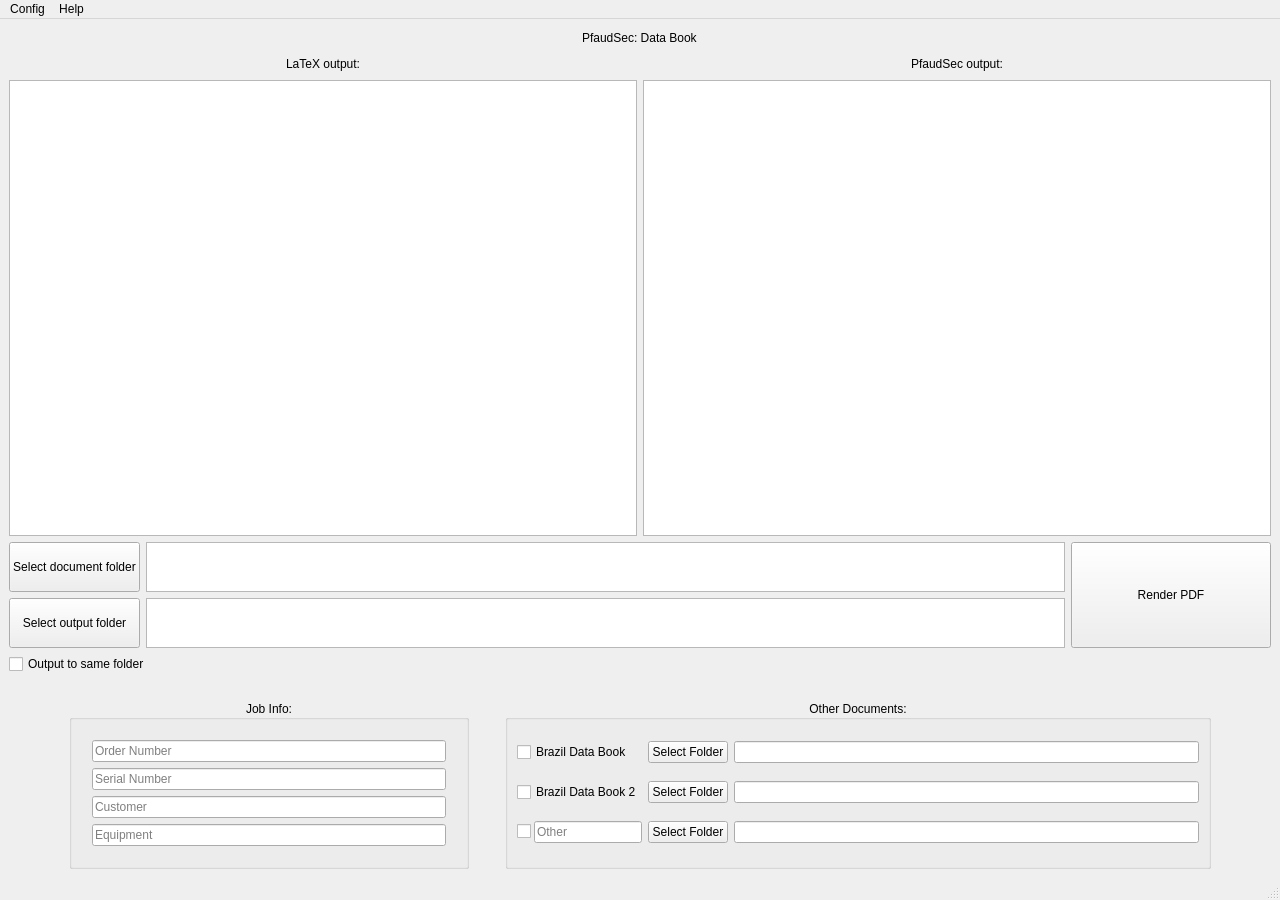
The window that redirect.ui (Kody-Quintana/PfaudSec) describes before a commit, drawn with Qt 5.
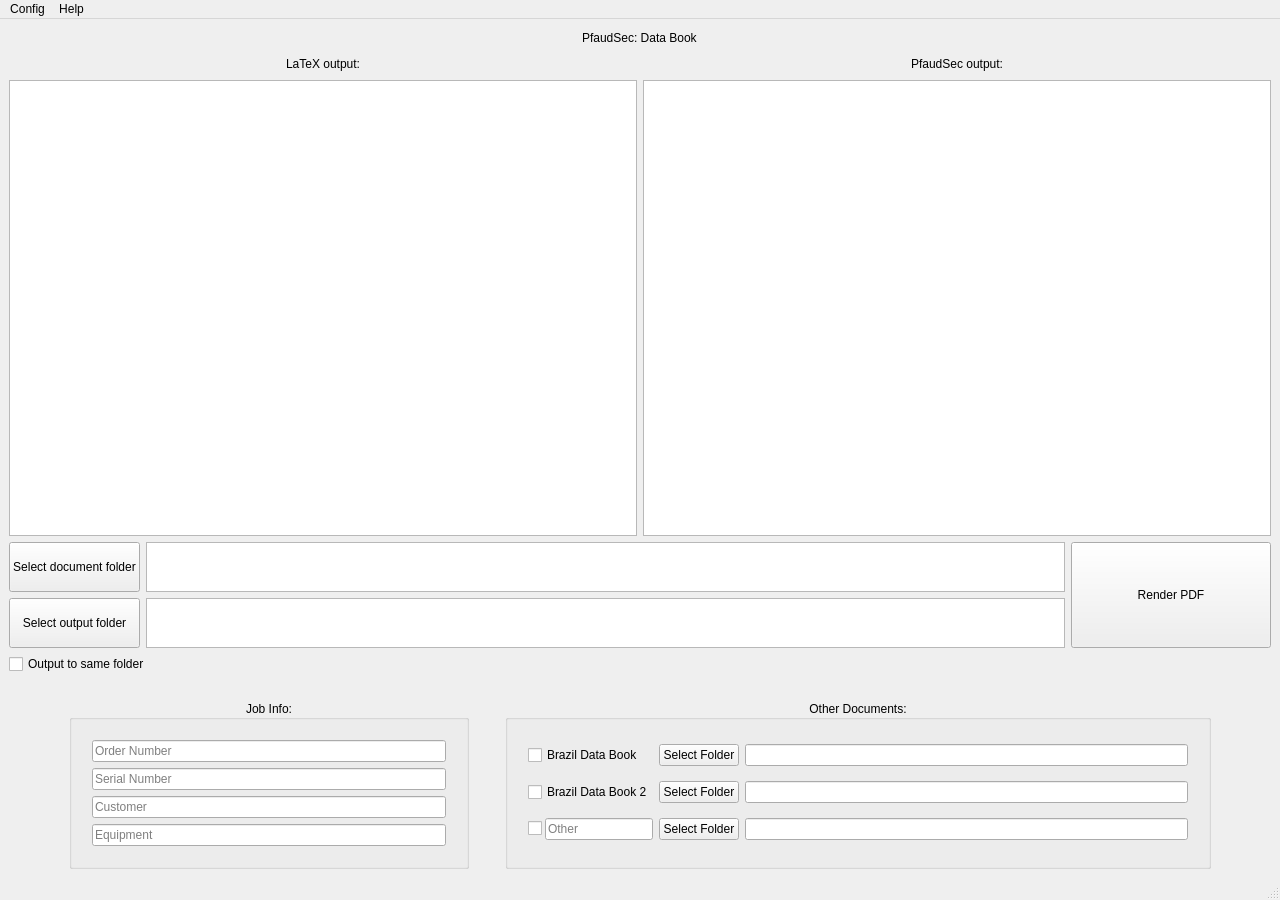
The same window after the commit.

```diff
--- a/redirect.ui
+++ b/redirect.ui
@@ -438,6 +438,21 @@
          <set>Qt::AlignCenter</set>
         </property>
         <layout class="QGridLayout" name="gridLayout">
+         <property name="leftMargin">
+          <number>20</number>
+         </property>
+         <property name="topMargin">
+          <number>15</number>
+         </property>
+         <property name="rightMargin">
+          <number>20</number>
+         </property>
+         <property name="bottomMargin">
+          <number>15</number>
+         </property>
+         <property name="verticalSpacing">
+          <number>6</number>
+         </property>
          <item row="2" column="0">
           <layout class="QHBoxLayout" name="horizontalLayout_12">
            <property name="spacing">
```
